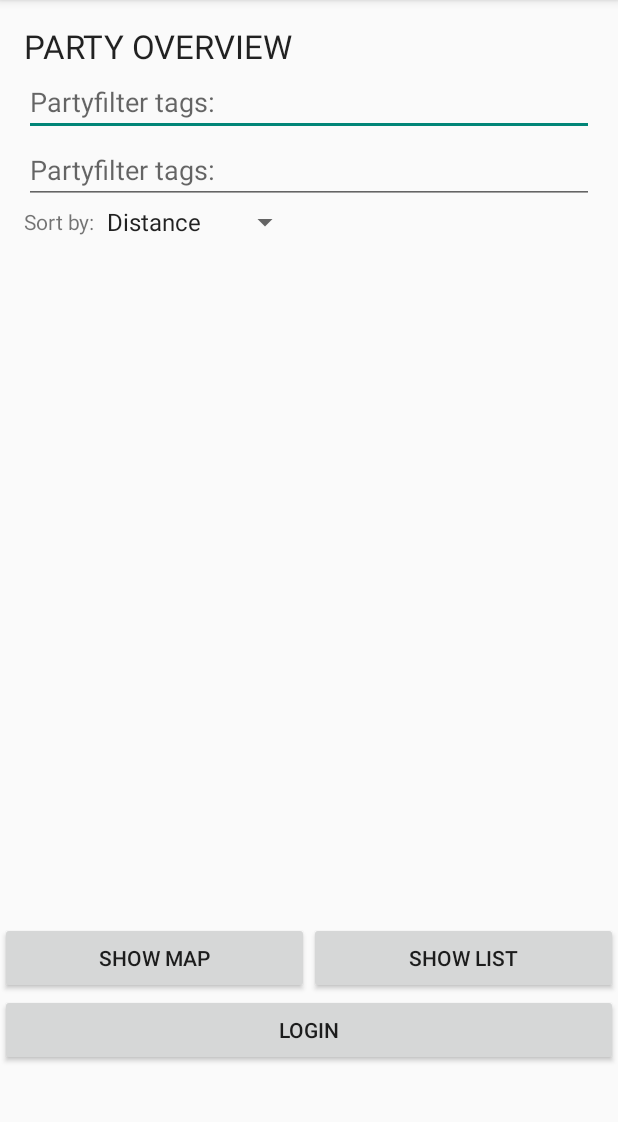
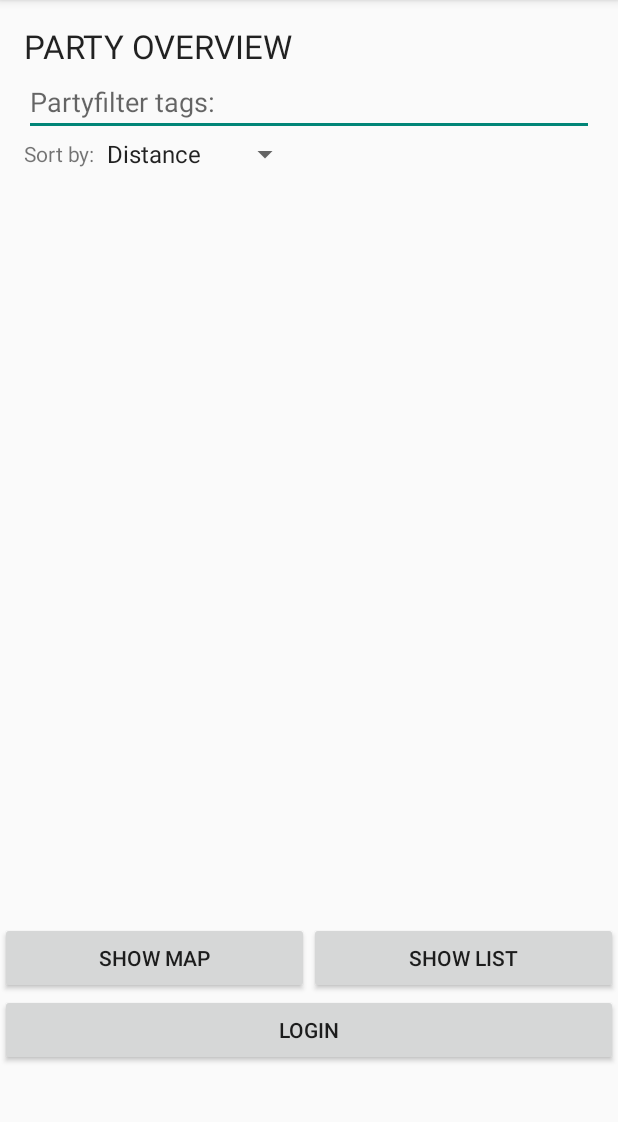
Before and after one commit to stefanholzapfel/partyradar_app, an Android app: the screen it shows after launch (MainActivity), on a phone screen of 412 x 824 dp, the part 84-1206 px from its top. Run offline under Robolectric (Android 15) with nearby library versions, the light colour scheme and no system bars; 1 statement that could not run was skipped.

Commit message:
Removed EditText

```diff
--- a/app/src/main/res/layout/fragment_eventlist.xml
+++ b/app/src/main/res/layout/fragment_eventlist.xml
@@ -21,12 +21,6 @@
         android:layout_width="match_parent"
         android:layout_height="wrap_content"
         android:layout_marginBottom="16dp">
-
-        <EditText
-            android:layout_width="fill_parent"
-            android:id="@+id/event_tag_filter"
-            android:layout_height="wrap_content"
-            android:hint="@string/title_filter"/>
 
         <MultiAutoCompleteTextView
             android:layout_width="fill_parent"
```
Also changed, not shown: 1 other file.
